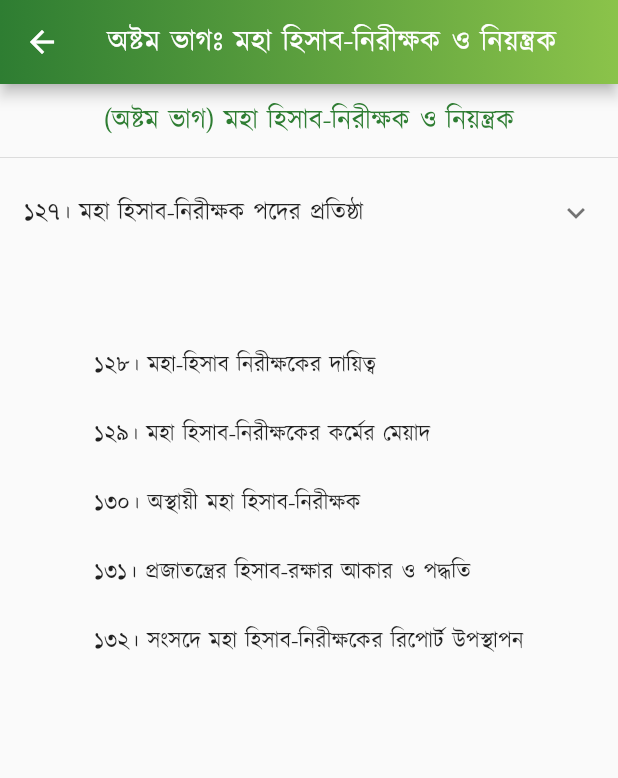
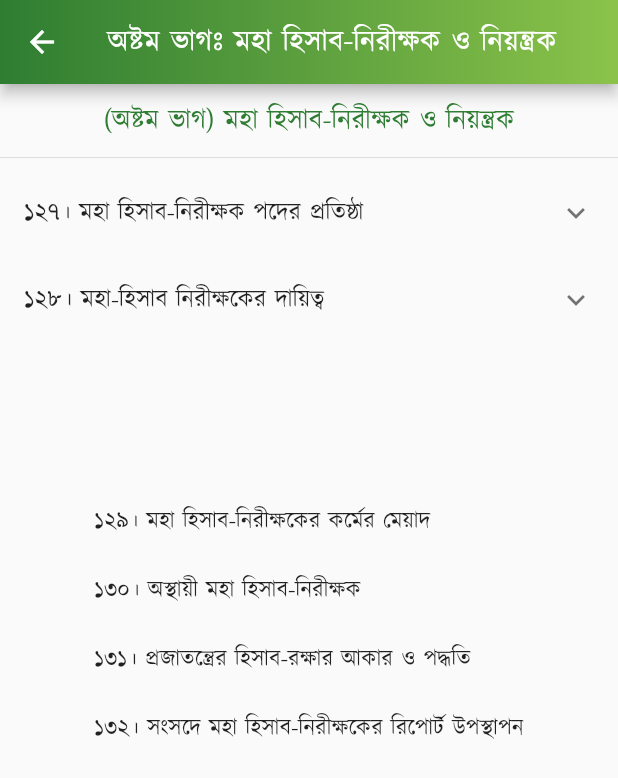
Before and after one commit to Azimul-Haque/flutter-onesignal, a Flutter app: the PartEight screen opened directly, on a phone screen of 412 x 824 dp. Shown: the top 778 px of the screen. Run offline on Flutter 3.47's test engine with Material 2 defaults, Android fonts, the phone set to English and light mode, and no system bars; our stand-ins replace fluttertoast, package_info_plus, percent_indicator, shared_preferences, sqflite; missing offline and left inert: blinking_text, flutter_share, onesignal_flutter, slide_popup_dialog; accounts and stored records are empty; network calls fail.

Commit message:
Commit Fri 04/29/2022 23:48:38.17 11240

```diff
--- a/lib/pages/constitution/part8.dart
+++ b/lib/pages/constitution/part8.dart
@@ -48,11 +48,26 @@ class PartEight extends StatelessWidget {
               )),
             ],
           ),
+          ExpansionTile(
+            title: Text('১২৮। মহা-হিসাব নিরীক্ষকের দায়িত্ব'),
+            children: <Widget>[
+              ListTile(
+                  title: SelectableText(
+                '১২৭। (১) বাংলাদেশের একজন মহা হিসাব-নিরীক্ষক ও নিয়ন্ত্রক (অতঃপর "মহা হিসাব-নিরীক্ষক" নামে অভিহিত) থাকিবেন এবং তাঁহাকে রাষ্ট্রপতি নিয়োগদান করিবেন।',
+                textAlign: TextAlign.justify,
+              )),
+              ListTile(
+                  title: SelectableText(
+                '(২) এই সংবিধান ও সংসদ কর্তৃক প্রণীত যে কোন আইনের বিধানাবলী সাপেক্ষে মহা হিসাব-নিরীক্ষকের কর্মের শর্তাবলী রাষ্ট্রপতি আদেশের দ্বারা যেরূপ নির্ধারণ করিবেন, সেইরূপ হইবে।',
+                textAlign: TextAlign.justify,
+              )),
+            ],
+          ),
           Padding(
             padding: EdgeInsets.all(15),
             child: Column(children: <Widget>[
               Text(
-                " \n\n১২৮। মহা-হিসাব নিরীক্ষকের দায়িত্ব \n\n১২৯। মহা হিসাব-নিরীক্ষকের কর্মের মেয়াদ \n\n১৩০। অস্থায়ী মহা হিসাব-নিরীক্ষক \n\n১৩১। প্রজাতন্ত্রের হিসাব-রক্ষার আকার ও পদ্ধতি \n\n১৩২। সংসদে মহা হিসাব-নিরীক্ষকের রিপোর্ট উপস্থাপন",
+                " \n\n \n\n১২৯। মহা হিসাব-নিরীক্ষকের কর্মের মেয়াদ \n\n১৩০। অস্থায়ী মহা হিসাব-নিরীক্ষক \n\n১৩১। প্রজাতন্ত্রের হিসাব-রক্ষার আকার ও পদ্ধতি \n\n১৩২। সংসদে মহা হিসাব-নিরীক্ষকের রিপোর্ট উপস্থাপন",
                 style:
                     TextStyle(color: Colors.black87, fontSize: 15, height: 1.5),
                 textAlign: TextAlign.justify,
```
